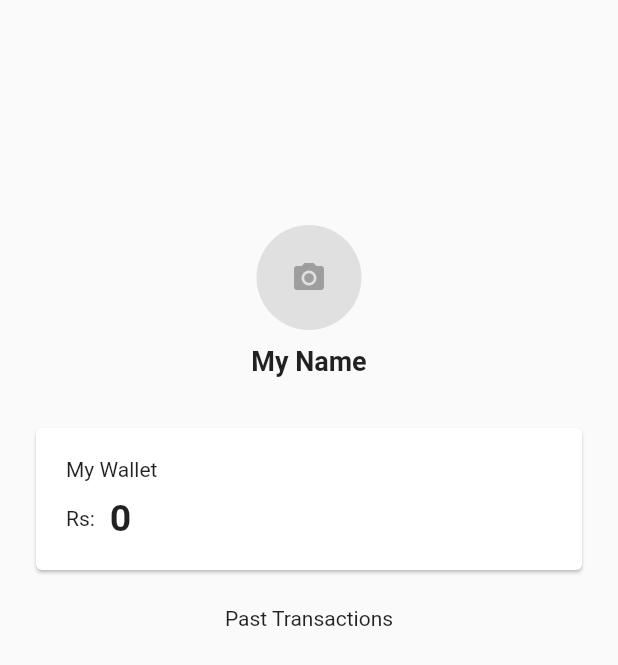
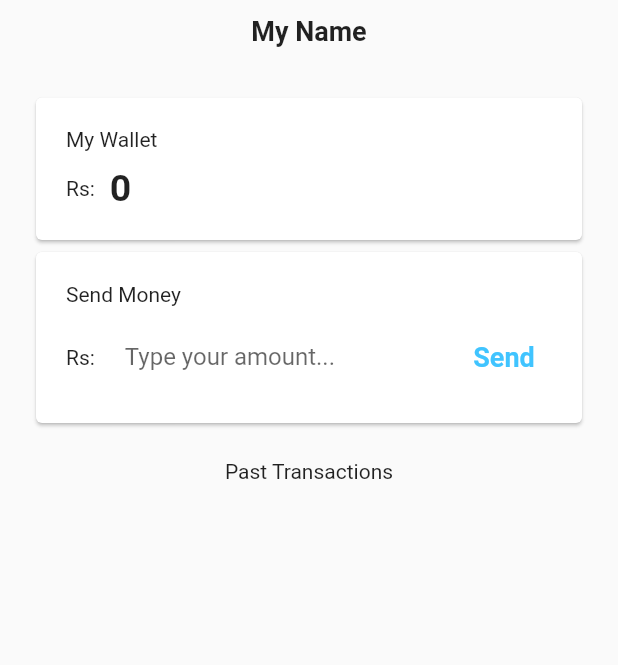
Before and after one commit to shubhrajyotidey305/pusher-example, a Flutter app: the screen it shows after launch, on a phone screen of 412 x 824 dp. Shown: the top 665 px of the screen. Run offline on Flutter 3.47's test engine with Material 2 defaults, Android fonts, the phone set to English and light mode, and no system bars; missing offline and left inert: pusher_channels_flutter.

Commit message:
added text field

```diff
--- a/lib/home.dart
+++ b/lib/home.dart
@@ -1,5 +1,4 @@
 import 'dart:convert';
-
 import 'package:flutter/foundation.dart';
 import 'package:flutter/material.dart';
 import 'package:pusher_channels_flutter/pusher_channels_flutter.dart';
@@ -14,14 +13,17 @@ class Home extends StatefulWidget {
 class _HomeState extends State<Home> {
   int _earnings = 0;
   final List _history = [];
+  final messageTextController = TextEditingController();
+  late String? messageText;
   PusherChannelsFlutter pusher = PusherChannelsFlutter.getInstance();
 
   Future<void> _initPusher() async {
     try {
       await pusher.init(
-          apiKey: "API_KEY",
-          cluster: "CLUSTER",
+          apiKey: "503c295a8c71896beade",
+          cluster: "mt1",
           onConnectionStateChange: onConnectionStateChange);
+
       await pusher.subscribe(
           channelName: 'my_channel',
           onEvent: (event) {
@@ -54,6 +56,18 @@ class _HomeState extends State<Home> {
     }
   }
 
+  void onTriggerEventPressed(String _money) async {
+    await pusher.trigger(PusherEvent(
+      channelName: "presence-my_channel1",
+      eventName: "my-event",
+      data: {
+        "rupee": _money,
+        "time": DateTime.now().toString().substring(0, 16),
+        "sender": "Ajay"
+      },
+    ));
+  }
+
   @override
   void initState() {
     super.initState();
@@ -63,23 +77,14 @@ class _HomeState extends State<Home> {
   @override
   Widget build(BuildContext context) {
     return Scaffold(
-      body: Container(
+      body: SafeArea(
+        child: Container(
           margin: const EdgeInsets.symmetric(horizontal: 20.0),
           child: Column(
             children: [
-            Expanded(
-              flex: 2,
-              child: Column(
+              Column(
                 mainAxisAlignment: MainAxisAlignment.end,
                 children: [
-                  CircleAvatar(
-                    backgroundColor: Colors.grey[300],
-                    radius: 35.0,
-                    child: const Icon(
-                      Icons.camera_alt,
-                      color: Colors.grey,
-                    ),
-                  ),
                   const SizedBox(
                     height: 10.0,
                   ),
@@ -122,9 +127,62 @@ class _HomeState extends State<Home> {
                         ],
                       ),
                     ),
+                  ),
+                  Card(
+                    child: Padding(
+                      padding: const EdgeInsets.all(20.0),
+                      child: Column(
+                        crossAxisAlignment: CrossAxisAlignment.start,
+                        children: [
+                          const Text('Send Money'),
+                          const SizedBox(
+                            height: 10.0,
+                          ),
+                          Row(
+                            children: [
+                              const Text('Rs:'),
+                              Expanded(
+                                child: TextField(
+                                  controller: messageTextController,
+                                  onChanged: (value) {
+                                    //Do something with the user input.
+                                    messageText = value;
+                                  },
+                                  decoration: const InputDecoration(
+                                    contentPadding: EdgeInsets.symmetric(
+                                        vertical: 10.0, horizontal: 20.0),
+                                    hintText: 'Type your amount...',
+                                    border: InputBorder.none,
+                                  ),
+                                ),
+                              ),
+                              TextButton(
+                                onPressed: () {
+                                  //Implement send functionality.
+                                  messageTextController.clear();
+                                  // function
+                                  onTriggerEventPressed(messageText!);
+                                  if (kDebugMode) {
+                                    print(messageText);
+                                  }
+                                  messageText = null;
+                                },
+                                child: const Text(
+                                  'Send',
+                                  style: TextStyle(
+                                    color: Colors.lightBlueAccent,
+                                    fontWeight: FontWeight.bold,
+                                    fontSize: 18.0,
+                                  ),
+                                ),
+                              ),
+                            ],
                           )
                         ],
                       ),
+                    ),
+                  ),
+                ],
               ),
               Container(
                 margin: const EdgeInsets.symmetric(vertical: 20.0),
@@ -146,6 +204,7 @@ class _HomeState extends State<Home> {
             ],
           ),
         ),
+      ),
     );
   }
 }
```
Lines whose indentation alone changed are shown as unchanged.
